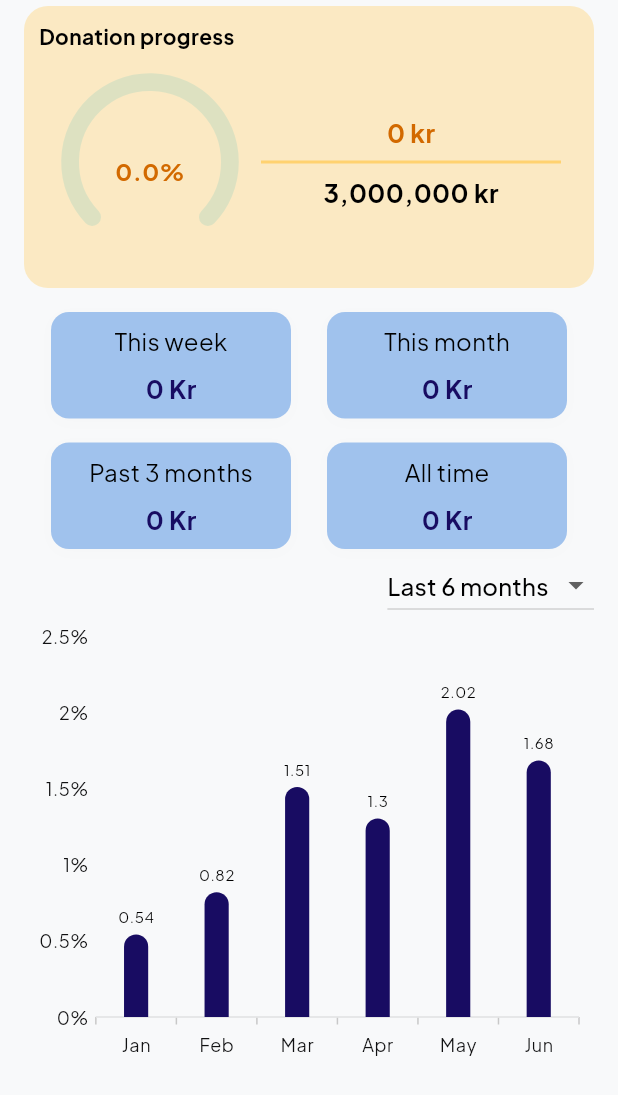
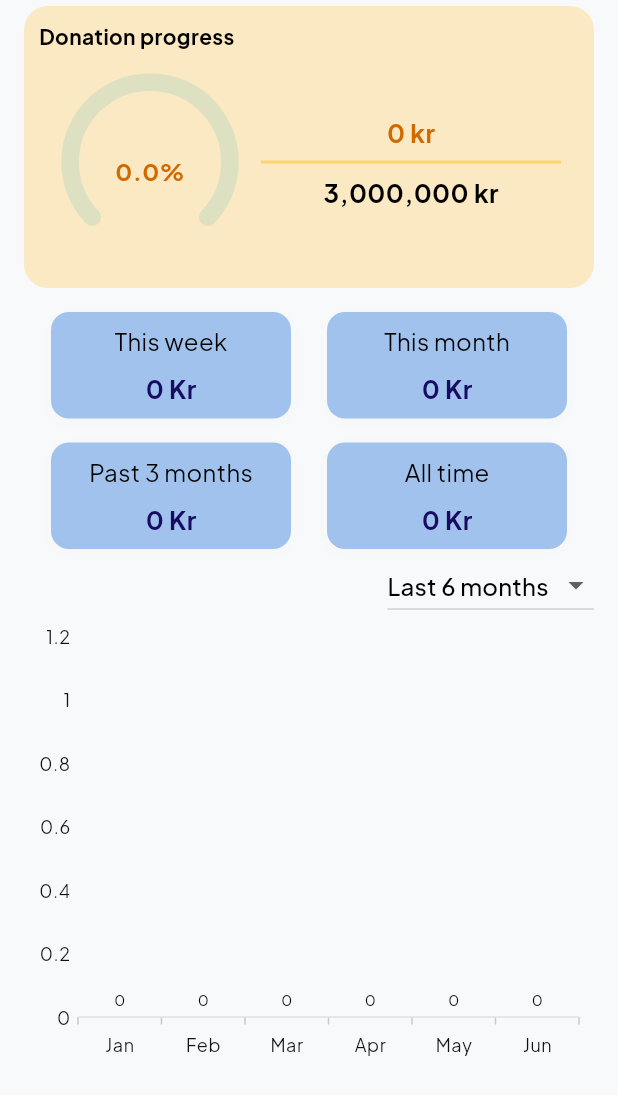
Before and after one commit to enoch-aik/rccg_jp, a Flutter app: the DashboardScreen screen opened by its route, on a phone screen of 412 x 824 dp. Shown: the top 1095 px of the screen. Run offline on Flutter 3.47's test engine with Material 3 defaults, Android fonts, the phone set to English and light mode, and no system bars; drawn by our look-alikes of syncfusion_flutter_gauges; our stand-ins replace auto_route, cloud_firestore, decimal, firebase_auth, firebase_core, flex_color_scheme and 10 more; missing offline and left inert: flutter_phone_direct_caller; accounts and stored records are empty.

Commit message:
- completed dashboard UI

```diff
--- a/lib/features/dashboard/presentation/ui/widgets/bar_chart.dart
+++ b/lib/features/dashboard/presentation/ui/widgets/bar_chart.dart
@@ -1,15 +1,17 @@
 /// Package import
 import 'package:flutter/material.dart';
 import 'package:rccg_jp/features/dashboard/presentation/ui/widgets/spline_chart.dart';
+import 'package:rccg_jp/features/donations/data/models/donation_amount.dart';
 import 'package:rccg_jp/src/extensions/extensions.dart';
-
+import 'package:rccg_jp/src/extensions/int.dart';
+import 'package:rccg_jp/src/extensions/new_donation.dart';
 /// Chart import
 import 'package:syncfusion_flutter_charts/charts.dart';
 
+class BarChartWidget extends StatefulWidget {
+  final Map<DateTime, List<NewDonation>> groupedDonations;
 
-
-class BarChartWidget extends StatefulWidget {
-  const BarChartWidget({super.key});
+  const BarChartWidget({super.key, required this.groupedDonations});
 
   @override
   State<BarChartWidget> createState() => _BarChartWidgetState();
@@ -17,6 +19,7 @@ class BarChartWidget extends StatefulWidget {
 
 class _BarChartWidgetState extends State<BarChartWidget> {
   TooltipBehavior? _tooltipBehavior;
+
   @override
   void initState() {
     _tooltipBehavior =
@@ -39,9 +42,15 @@ class _BarChartWidgetState extends State<BarChartWidget> {
       primaryXAxis: const CategoryAxis(
         majorGridLines: MajorGridLines(width: 0),
       ),
-      primaryYAxis: const NumericAxis(
+      primaryYAxis: NumericAxis(
           axisLine: AxisLine(width: 0),
-          labelFormat: '{value}%',
+
+          /*axisLabelFormatter: (value) {
+            return ChartAxisLabel(
+                value.value.toDouble().toFiatCurrencyFormat(decimalDigits: 0),
+                TextStyle());
+          },*/
+          labelFormat: '{value}',
           majorTickLines: MajorTickLines(size: 0)),
       series: _getDefaultColumnSeries(),
       tooltipBehavior: _tooltipBehavior,
@@ -50,21 +59,39 @@ class _BarChartWidgetState extends State<BarChartWidget> {
 
   /// Get default column series
   List<ColumnSeries<ChartSampleData, String>> _getDefaultColumnSeries() {
+    List<ChartSampleData> data = [];
+    widget.groupedDonations.forEach((date,donations){
+      data.add(ChartSampleData(x: date, y: donations.totalAmount));
+    });
     return <ColumnSeries<ChartSampleData, String>>[
       ColumnSeries<ChartSampleData, String>(
         color: context.surfaceTint,
-        borderRadius: BorderRadius.only(topLeft: Radius.circular(10), topRight: Radius.circular(10)),
-        width: 0.3,
+        borderRadius: const BorderRadius.only(
+            topLeft: Radius.circular(10), topRight: Radius.circular(10)),
+        width: 0.4,
+        dataSource:data /*List.generate(widget.groupedDonations.length, (e) {
+          // for (int i = 0; i < widget.groupedDonations.length; i++) {
+          // data.add(
+          return ChartSampleData(
+              x: widget.groupedDonations[e]?.isNotEmpty == true
+                  ? widget.groupedDonations[e]?.first.donatedAt
+                  : e.monthDateTime,
+              y: widget.groupedDonations[e]?.totalAmount ?? 0.0);
+          //);
+          // }
+          //  return data;
+        }).toList()*/,
+/*
 
-        dataSource: <ChartSampleData>[
-          ChartSampleData(x: 'Jan', y: 0.541,pointColor: context.secondary),
-          ChartSampleData(x: 'Feb', y: 0.818),
-          ChartSampleData(x: 'Mar', y: 1.51),
-          ChartSampleData(x: 'Apr', y: 1.302),
-          ChartSampleData(x: 'May', y: 2.017),
-          ChartSampleData(x: 'Jun', y: 1.683),
-        ],
-        xValueMapper: (ChartSampleData sales, _) => sales.x as String,
+    ChartSampleData(x: 'Jan', y: 0.541),
+    ChartSampleData(x: 'Feb', y: 0.818),
+    ChartSampleData(x: 'Mar', y: 1.51),
+    ChartSampleData(x: 'Apr', y: 1.302),
+    ChartSampleData(x: 'May', y: 2.017),
+    ChartSampleData(x: 'Jun', y: 1.683),
+    ],*/
+        xValueMapper: (ChartSampleData sales, _) =>
+            (sales.x as DateTime).monthShort,
         yValueMapper: (ChartSampleData sales, _) => sales.y,
         dataLabelSettings: const DataLabelSettings(
             isVisible: true, textStyle: TextStyle(fontSize: 10)),
--- a/lib/src/widgets/bottom_nav_icon.dart
+++ b/lib/src/widgets/bottom_nav_icon.dart
@@ -6,12 +6,10 @@ class BottomNavIcons {
   static const _kFontFam = 'BottomNavIcons';
   static const String? _kFontPkg = null;
 
+  static const IconData settings =
+      IconData(0xe800, fontFamily: _kFontFam, fontPackage: _kFontPkg);
   static const IconData home =
-      IconData(0xe800, fontFamily: _kFontFam, fontPackage: _kFontPkg);
-  static const IconData homeOutlined =
       IconData(0xe801, fontFamily: _kFontFam, fontPackage: _kFontPkg);
   static const IconData donation =
       IconData(0xe802, fontFamily: _kFontFam, fontPackage: _kFontPkg);
-  static const IconData donationOutlined =
-      IconData(0xe803, fontFamily: _kFontFam, fontPackage: _kFontPkg);
 }
--- a/pubspec.yaml
+++ b/pubspec.yaml
@@ -57,7 +57,9 @@ dependencies:
   flutter_phone_direct_caller: ^2.1.1
   url_launcher: ^6.3.0
   uuid: ^4.4.0
-  syncfusion_flutter_charts: ^25.2.7
+  syncfusion_flutter_charts: ^26.1.35
+  syncfusion_flutter_gauges: ^26.1.35
+  animated_text_kit: ^4.2.2
 
 dev_dependencies:
   flutter_test:
@@ -91,6 +93,7 @@ flutter:
     - assets/fonts/
     - assets/svg/logo/
     - assets/svg/home/
+    - shorebird.yaml
 
   # An image asset can refer to one or more resolution-specific "variants", see
   # https://flutter.dev/assets-and-images/#resolution-aware
--- /dev/null
+++ b/shorebird.yaml
@@ -0,0 +1,14 @@
+# This file is used to configure the Shorebird updater used by your app.
+# Learn more at https://docs.shorebird.dev
+# This file should be checked into version control.
+
+# This is the unique identifier assigned to your app.
+# Your app_id is not a secret and is just used to identify your app
+# when requesting patches from Shorebird's servers.
+app_id: fb527b51-601a-4817-a205-c3231b9540b1
+
+# auto_update controls if Shorebird should automatically update in the background on launch.
+# If auto_update: false, you will need to use package:shorebird_code_push to trigger updates.
+# https://pub.dev/packages/shorebird_code_push
+# Uncomment the following line to disable automatic updates.
+# auto_update: false
```
Also changed, not shown: assets/fonts/BottomNavIcons.ttf, pubspec.lock, 44 other files.
